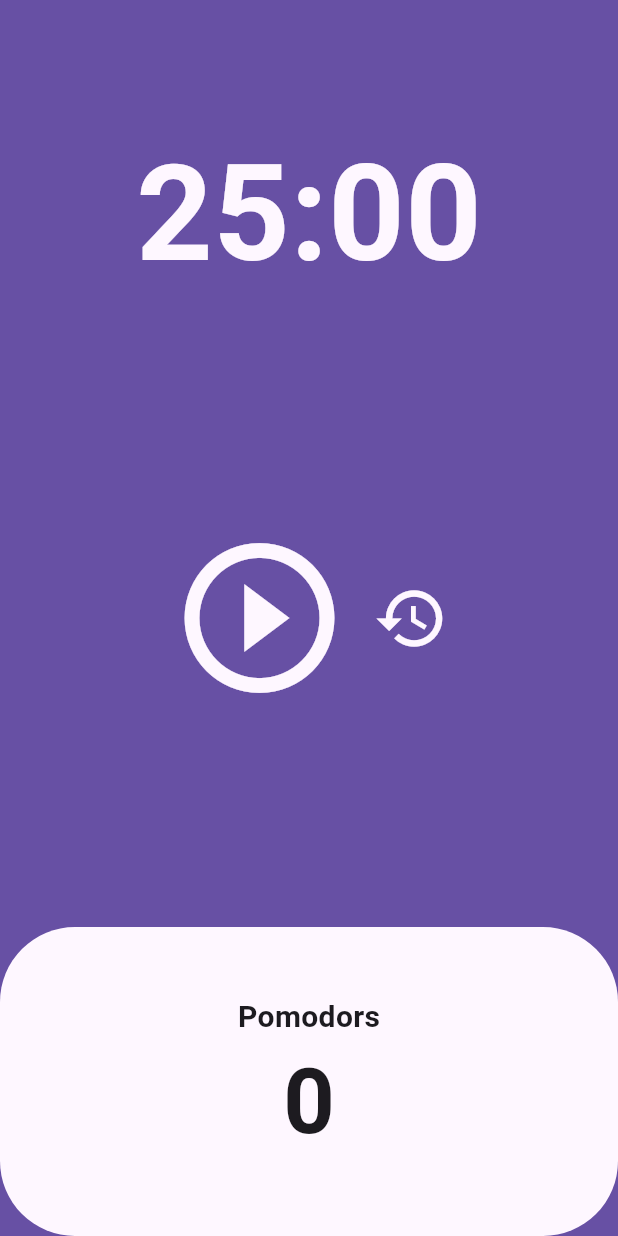
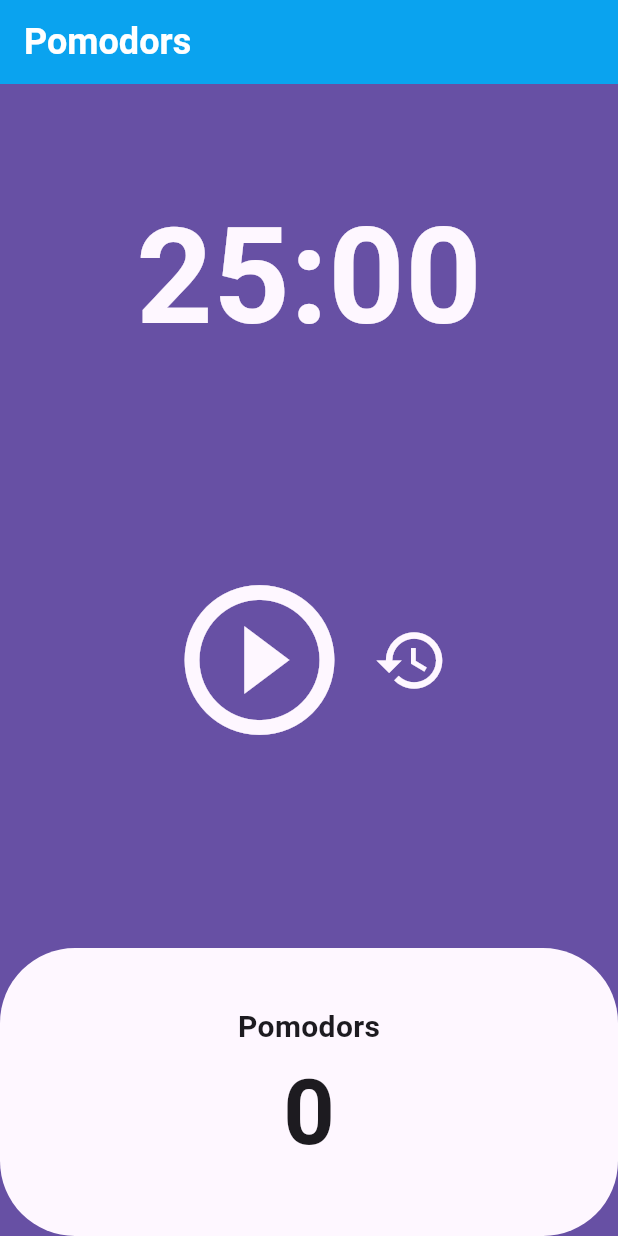
Before and after one commit to lifeisegg2k/flutter-toonfilx, a Flutter app: the PomodorsScreen screen opened directly, on a phone screen of 412 x 824 dp. Run offline on Flutter 3.47's test engine with Material 3 defaults, Android fonts, the phone set to English and light mode, and no system bars; our stand-ins replace shared_preferences; accounts and stored records are empty; network calls fail.

Commit message:
pomodors

```diff
--- a/lib/screens/pomodors_screen.dart
+++ b/lib/screens/pomodors_screen.dart
@@ -61,6 +61,18 @@ class _PomodorsScreenState extends State<PomodorsScreen> {
   Widget build(BuildContext context) {
     return Scaffold(
       backgroundColor: Theme.of(context).colorScheme.primary,
+      appBar: AppBar(
+        elevation: 2,
+        backgroundColor: Colors.lightBlue,
+        foregroundColor: Colors.white,
+        title: const Text(
+          "Pomodors",
+          style: TextStyle(
+            fontSize: 24,
+            fontWeight: FontWeight.bold,
+          ),
+        ),
+      ),
       body: Column(
         children: [
           Flexible(
--- a/lib/screens/wallets_screen.dart
+++ b/lib/screens/wallets_screen.dart
@@ -15,9 +15,6 @@ class WalletsScreen extends StatelessWidget {
         elevation: 2,
         backgroundColor: Colors.lightBlue,
         foregroundColor: Colors.white,
-        // leading: BackButton(
-        //   onPressed: () => Navigator.pop(context, false),
-        // ),
         title: const Text(
           "Design - Wallet",
           style: TextStyle(
```
